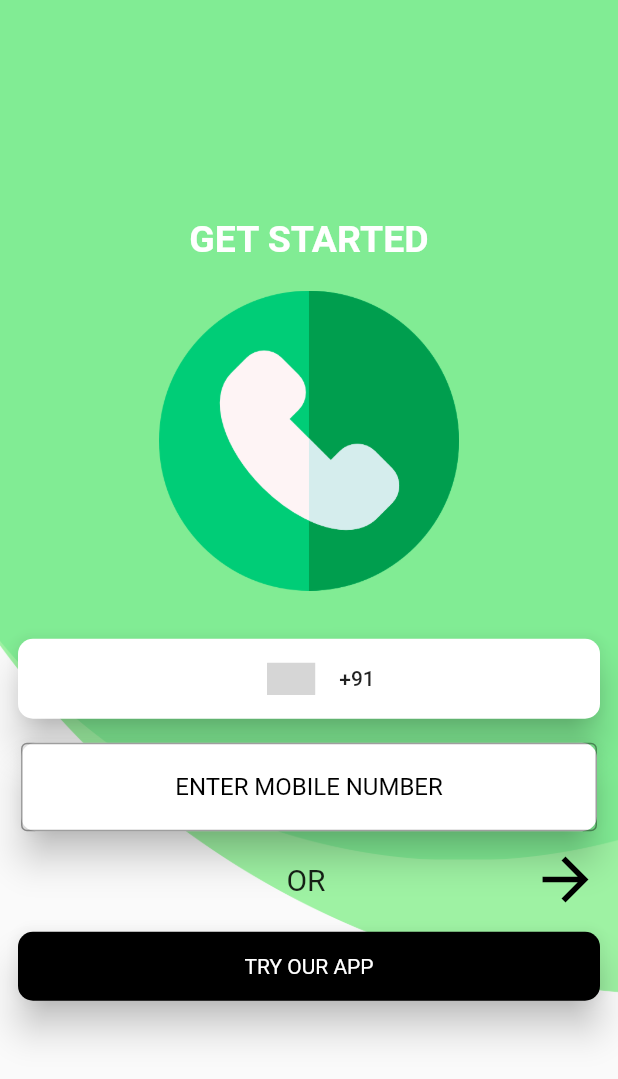
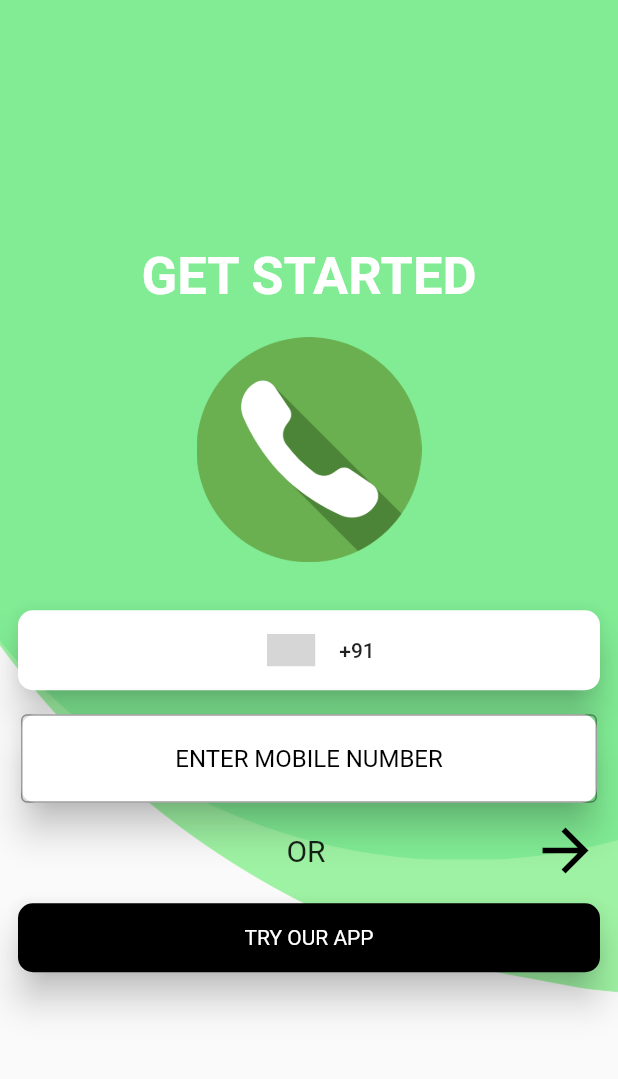
Before and after one commit to SanjaySinghGangwar/social, a Flutter app: the screen it shows after launch, after a tap on the "arrow forward" icon, on a phone screen of 412 x 824 dp. Shown: the top 1079 px of the screen. Run offline on Flutter 3.47's test engine with Material 2 defaults, Android fonts, the phone set to English and light mode, and no system bars; drawn by our look-alikes of country_code_picker; our stand-ins replace firebase_auth, firebase_core, fluttertoast, font_awesome_flutter; accounts and stored records are empty; network calls fail; grey boxes are pictures that could not be loaded.

Commit message:
stable till sending otp need to add otp screen.

```diff
--- a/lib/login.dart
+++ b/lib/login.dart
@@ -15,6 +15,9 @@ class Login extends StatefulWidget {
 
 class _LoginState extends State<Login> {
   TextEditingController phoneController = TextEditingController();
+  TextEditingController otpController = TextEditingController();
+  FirebaseAuth auth = FirebaseAuth.instance;
+  var countryCode = "";
 
   @override
   Widget build(BuildContext context) {
@@ -36,14 +39,14 @@ class _LoginState extends State<Login> {
                 const Center(
                   child: Text(
                     "GET STARTED",
-                    style: TextStyle(color: Colors.white, fontSize: 25, fontWeight: FontWeight.bold),
+                    style: TextStyle(color: Colors.white, fontSize: 35, fontWeight: FontWeight.bold),
                   ),
                 ),
                 const SizedBox(
                   height: 20,
                 ),
                 const SizedBox(
-                  height: 200,
+                  height: 150,
                   width: 150,
                   child: Image(
                     image: AssetImage('assets/images/phone.png'),
@@ -53,7 +56,7 @@ class _LoginState extends State<Login> {
                   height: 20,
                 ),
                 Padding(
-                  padding: EdgeInsets.all(8.0),
+                  padding: const EdgeInsets.all(8.0),
                   child: Card(
                     shape: const RoundedRectangleBorder(
                       borderRadius: BorderRadius.all(
@@ -62,18 +65,19 @@ class _LoginState extends State<Login> {
                     ),
                     elevation: 10,
                     child: CountryCodePicker(
-                      onChanged: print,
+                      onChanged: (print) => {countryCode = print.dialCode!},
                       // Initial selection and favorite can be one of code ('IT') OR dial_code('+39')
                       initialSelection: 'IN',
                       favorite: const ['+91', 'IN'],
                       // countryFilter: const ['IN', 'FR','US'],
                       showFlagDialog: true,
                       comparator: (a, b) => b.name!.compareTo(a.name!),
+                      onInit: (code) => countryCode = code!.dialCode!,
                     ),
                   ),
                 ),
                 Padding(
-                  padding: EdgeInsets.only(left: 10.0, right: 10.0),
+                  padding: const EdgeInsets.only(left: 10.0, right: 10.0),
                   child: Card(
                     shape: const RoundedRectangleBorder(
                       borderRadius: BorderRadius.all(
@@ -119,7 +123,7 @@ class _LoginState extends State<Login> {
                       ),
                       InkWell(
                         onTap: () {
-                          print('Continue ' + phoneController.text);
+                          authPhoneNumber(countryCode + phoneController.text);
                         },
                         child: const Icon(
                           Icons.arrow_forward,
@@ -170,6 +174,28 @@ class _LoginState extends State<Login> {
   }
 
   void tryMyApplication(BuildContext context) {
-    FirebaseAuth.instance.signInAnonymously().whenComplete(() => {sendToHome(context)}).onError((error, stackTrace) => mUtils.mToast(mUtils.errorMessage));
+    auth.signInAnonymously().whenComplete(() => {sendToHome(context)}).onError((error, stackTrace) => mUtils.mToast(mUtils.errorMessage));
+  }
+
+  Future<void> authPhoneNumber(String number) async {
+    await auth.verifyPhoneNumber(
+      phoneNumber: number,
+      verificationCompleted: (PhoneAuthCredential credential) async {
+        await auth.signInWithCredential(credential).whenComplete(() => {sendToHome(context)});
+      },
+      verificationFailed: (FirebaseAuthException e) {
+        print(e);
+        mUtils.showMessage(context, e.message.toString());
+      },
+      codeSent: (String verificationId, int? resendToken) async {
+        //show otp ui and as for otp
+        mUtils.showMessage(context, "Otp sent !!");
+        print("Otp Send !!");
+        String smsCode = otpController.text;
+        PhoneAuthCredential credential = PhoneAuthProvider.credential(verificationId: verificationId, smsCode: smsCode);
+        //await auth.signInWithCredential(credential).whenComplete(() => {sendToHome(context)});
+      },
+      codeAutoRetrievalTimeout: (String verificationId) {},
+    );
   }
 }
--- a/pubspec.yaml
+++ b/pubspec.yaml
@@ -36,7 +36,6 @@ dependencies:
   firebase_auth: ^3.1.4
   firebase_messaging: ^10.0.9
   firebase_storage: ^10.0.6
-
   firebase_analytics: ^8.3.4
   firebase_dynamic_links: ^2.0.11
   firebase_database: ^8.0.1
```
Also changed, not shown: assets/images/phone.png, pubspec.lock, 1 other file.
